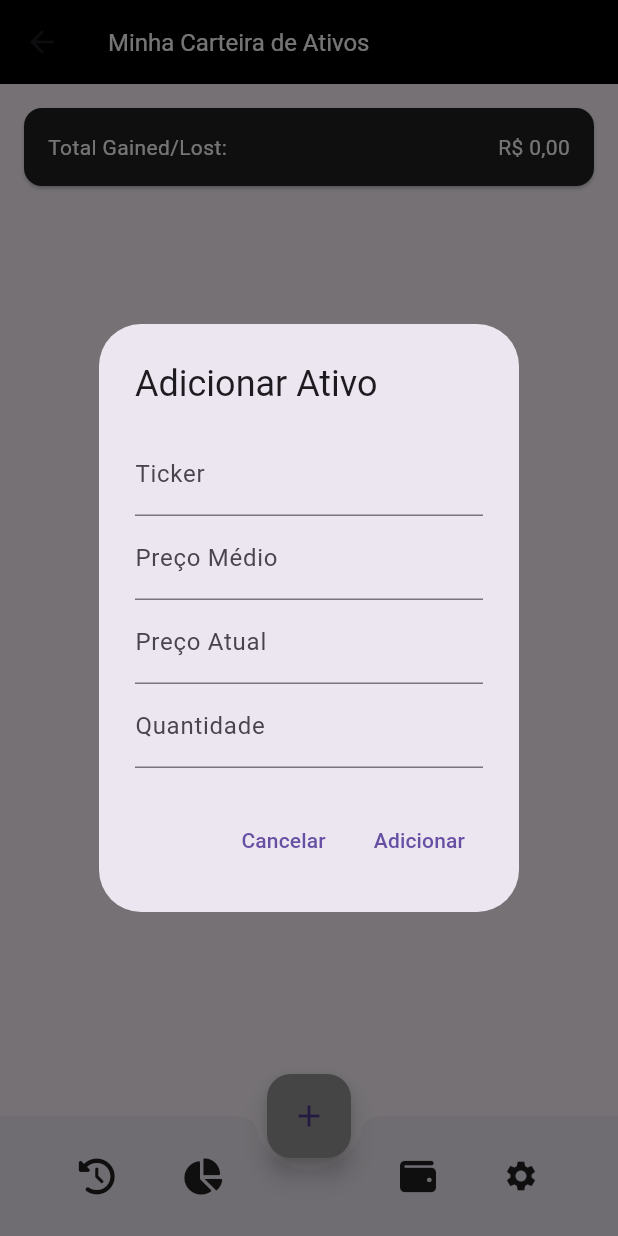
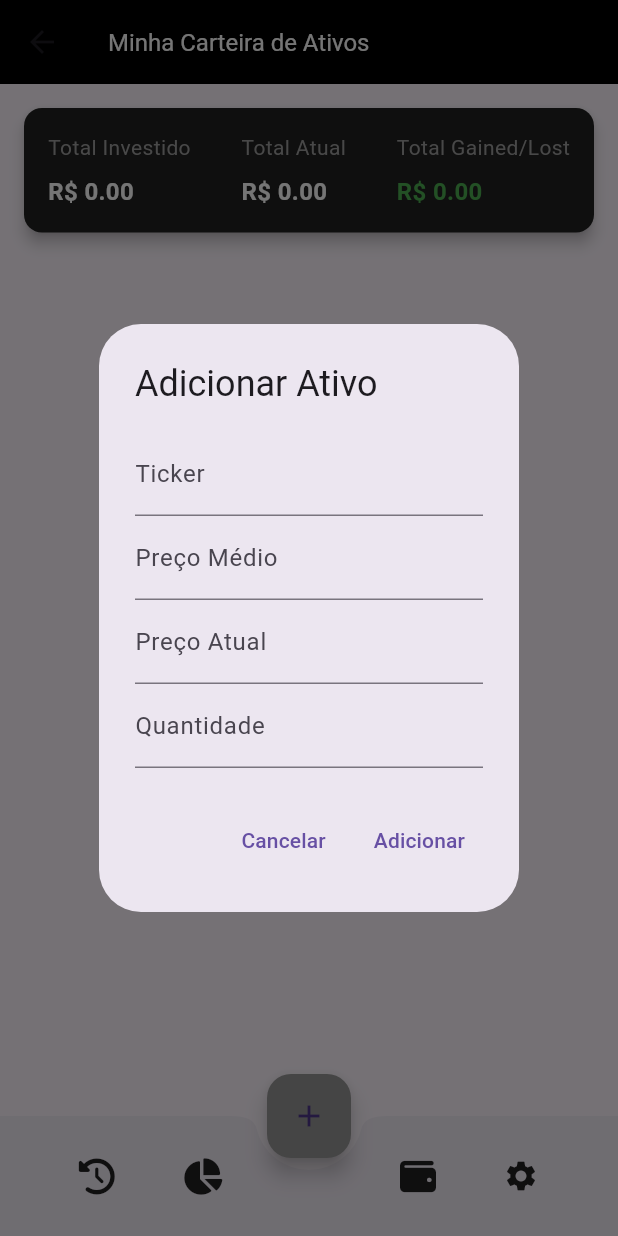
Before and after one commit to dev-italosantos/finance-control-flutter, a Flutter app: the AssetList screen opened directly, after a tap on the "add" icon, on a phone screen of 412 x 824 dp. Run offline on Flutter 3.47's test engine with Material 3 defaults, Android fonts, the phone set to English and light mode, and no system bars; our stand-ins replace font_awesome_flutter, shared_preferences, syncfusion_flutter_charts; missing offline and left inert: syncfusion_flutter_core; accounts and stored records are empty.

```diff
--- a/lib/pages/active/active_details_page.dart
+++ b/lib/pages/active/active_details_page.dart
@@ -1,5 +1,6 @@
 import 'package:flutter/material.dart';
 import 'package:flutter_investment_control/models/active_model.dart';
+import 'package:intl/intl.dart';
 
 class ActiveDetalisPage extends StatefulWidget {
   Active active;
@@ -11,6 +12,8 @@ class ActiveDetalisPage extends StatefulWidget {
 }
 
 class _ActiveDetalisPageState extends State<ActiveDetalisPage> {
+  NumberFormat real = NumberFormat.currency(locale: 'pt-br', name: 'R\$');
+
   @override
   Widget build(BuildContext context) {
     return Scaffold(
@@ -24,8 +27,8 @@ class _ActiveDetalisPageState extends State<ActiveDetalisPage> {
           Row(
             children: [
               SizedBox(
+                width: 50,
                 child: Image.asset(widget.active.icon),
-                width: 50,
               )
             ],
           )
--- a/lib/pages/active/active_page.dart
+++ b/lib/pages/active/active_page.dart
@@ -130,7 +130,9 @@ class _AssetListState extends State<AssetList> {
               _showDeleteAssetDialog(context, selectedAsset!);
             },
           ),
-        ].where((_) => selectedAsset != null).toList(), // Adiciona a verificação condicional aqui
+        ]
+            .where((_) => selectedAsset != null)
+            .toList(), // Adiciona a verificação condicional aqui
       );
     }
   }
@@ -165,7 +167,8 @@ class _AssetListState extends State<AssetList> {
                 ),
                 TextFormField(
                   controller: averagePriceController,
-                  keyboardType: const TextInputType.numberWithOptions(decimal: true),
+                  keyboardType:
+                      const TextInputType.numberWithOptions(decimal: true),
                   decoration: const InputDecoration(labelText: 'Preço Médio'),
                   validator: (value) {
                     if (value!.isEmpty) {
@@ -176,7 +179,8 @@ class _AssetListState extends State<AssetList> {
                 ),
                 TextFormField(
                   controller: currentPriceController,
-                  keyboardType: const TextInputType.numberWithOptions(decimal: true),
+                  keyboardType:
+                      const TextInputType.numberWithOptions(decimal: true),
                   decoration: const InputDecoration(labelText: 'Preço Atual'),
                   validator: (value) {
                     if (value!.isEmpty) {
@@ -187,7 +191,8 @@ class _AssetListState extends State<AssetList> {
                 ),
                 TextFormField(
                   controller: quantityController,
-                  keyboardType: const TextInputType.numberWithOptions(decimal: true),
+                  keyboardType:
+                      const TextInputType.numberWithOptions(decimal: true),
                   decoration: const InputDecoration(labelText: 'Quantidade'),
                   validator: (value) {
                     if (value!.isEmpty) {
@@ -219,11 +224,16 @@ class _AssetListState extends State<AssetList> {
                 if (_formKey.currentState!.validate()) {
                   // Lógica para editar o ativo
                   final ticker = tickerController.text.toUpperCase();
-                  final averagePrice = double.tryParse(averagePriceController.text) ?? 0.0;
-                  final currentPrice = double.tryParse(currentPriceController.text) ?? 0.0;
+                  final averagePrice =
+                      double.tryParse(averagePriceController.text) ?? 0.0;
+                  final currentPrice =
+                      double.tryParse(currentPriceController.text) ?? 0.0;
                   final quantity = int.tryParse(quantityController.text) ?? 0;
 
-                  if (ticker.isNotEmpty && averagePrice > 0 && currentPrice > 0 && quantity > 0) {
+                  if (ticker.isNotEmpty &&
+                      averagePrice > 0 &&
+                      currentPrice > 0 &&
+                      quantity > 0) {
                     final editedAsset = Asset(
                       ticker: ticker,
                       averagePrice: averagePrice,
@@ -453,44 +463,123 @@ class _AssetListState extends State<AssetList> {
     );
   }
 
+  Widget _totalInfoCard() {
+    return Card(
+      elevation: 4,
+      margin: const EdgeInsets.all(16),
+      shape: RoundedRectangleBorder(
+        borderRadius: BorderRadius.circular(12),
+      ),
+      color: Colors.grey[900],
+      child: Padding(
+        padding: const EdgeInsets.all(16),
+        child: Row(
+            mainAxisAlignment: MainAxisAlignment.spaceBetween,
+            children: <Widget>[
+              _infoRow(
+                title: 'Total Investido',
+                amount: _calculateTotalInvested(),
+              ),
+              const SizedBox(height: 16),
+              _infoRow(
+                title: 'Total Atual',
+                amount: _calculateTotalCurrent(),
+              ),
+              const SizedBox(height: 16),
+              _infoRow(
+                title: 'Total Gained/Lost',
+                amount: totalGainedOrLost,
+                amountColor: totalGainedOrLost >= 0 ? Colors.green : Colors.red,
+              ),
+            ]),
+      ),
+    );
+  }
+
+  Widget _infoRow({
+    required String title,
+    required double amount,
+    Color? amountColor,
+  }) {
+    return Column(
+      crossAxisAlignment: CrossAxisAlignment.start,
+      children: [
+        Text(
+          title,
+          style: const TextStyle(
+            fontSize: 14,
+            color: Colors.grey,
+          ),
+        ),
+        const SizedBox(height: 8),
+        Text(
+          'R\$ ${amount.toStringAsFixed(2)}',
+          style: TextStyle(
+            fontSize: 16,
+            fontWeight: FontWeight.bold,
+            color: amountColor ?? Colors.white,
+          ),
+        ),
+      ],
+    );
+  }
+
+  double _calculateTotalInvested() {
+    double totalInvested = 0.0;
+    for (final asset in assets) {
+      totalInvested += asset.averagePrice * asset.quantity;
+    }
+    return totalInvested;
+  }
+
+  double _calculateTotalCurrent() {
+    double totalCurrent = 0.0;
+    for (final asset in assets) {
+      totalCurrent += asset.currentPrice * asset.quantity;
+    }
+    return totalCurrent;
+  }
+
   @override
   Widget build(BuildContext context) {
     return Scaffold(
       appBar: appBarDynamics(),
       body: Column(
         children: [
-          Card(
-            margin: const EdgeInsets.all(16),
-            color: Colors.grey[900],
-            child: Padding(
-              padding: const EdgeInsets.all(16),
-              child: Row(
-                mainAxisAlignment: MainAxisAlignment.spaceBetween,
-                children: <Widget>[
-                  const Text(
-                    'Total Gained/Lost:',
-                    style: TextStyle(
-                      fontSize: 14,
-                      color: Colors.white,
-                    ),
-                  ),
-                  Text(
-                    real.format(totalGainedOrLost),
-                    style: const TextStyle(
-                      fontSize: 14,
-                      color: Colors.white,
-                    ),
-                  ),
-                ],
-              ),
-            ),
-          ),
+          // Card(
+          //   margin: const EdgeInsets.all(16),
+          //   color: Colors.grey[900],
+          //   child: Padding(
+          //     padding: const EdgeInsets.all(16),
+          //     child: Row(
+          //       mainAxisAlignment: MainAxisAlignment.spaceBetween,
+          //       children: <Widget>[
+          //         const Text(
+          //           'Total Gained/Lost:',
+          //           style: TextStyle(
+          //             fontSize: 14,
+          //             color: Colors.white,
+          //           ),
+          //         ),
+          //         Text(
+          //           real.format(totalGainedOrLost),
+          //           style: const TextStyle(
+          //             fontSize: 14,
+          //             color: Colors.white,
+          //           ),
+          //         ),
+          //       ],
+          //     ),
+          //   ),
+          // ),
+          _totalInfoCard(),
           Expanded(
             child: ListView.builder(
               itemCount: assets.length,
               itemBuilder: (context, index) {
                 final asset = assets[index];
-                final isSelected = selectedAsset == asset; // Alteração para verificar se o ativo está selecionado
+                final isSelected = selectedAsset ==
+                    asset; // Alteração para verificar se o ativo está selecionado
                 return Card(
                   elevation: 4,
                   margin: const EdgeInsets.all(12),
@@ -521,7 +610,7 @@ class _AssetListState extends State<AssetList> {
                               Text(
                                 '${asset.ticker} - ${asset.quantity} Cotas',
                                 style: const TextStyle(
-                                  fontSize: 17,
+                                  fontSize: 16,
                                   fontWeight: FontWeight.bold,
                                   color: Colors.white, // Cor do texto
                                 ),
@@ -529,7 +618,7 @@ class _AssetListState extends State<AssetList> {
                               Text(
                                 real.format(asset.totalAmount),
                                 style: const TextStyle(
-                                  fontSize: 17,
+                                  fontSize: 16,
                                   fontWeight: FontWeight.bold,
                                   color: Colors.white,
                                 ),
@@ -548,14 +637,15 @@ class _AssetListState extends State<AssetList> {
                               const Text(
                                 'Custo Médio',
                                 style: TextStyle(
-                                  fontSize: 16,
+                                  fontSize: 14,
                                   color: Colors.grey,
                                 ),
                               ),
                               Text(
-                                real.format(asset.averagePrice * asset.quantity),
+                                real.format(
+                                    asset.averagePrice * asset.quantity),
                                 style: const TextStyle(
-                                  fontSize: 16,
+                                  fontSize: 14,
                                   color: Colors.grey,
                                 ),
                               ),
@@ -568,14 +658,14 @@ class _AssetListState extends State<AssetList> {
                               const Text(
                                 'Preço Médio',
                                 style: TextStyle(
-                                  fontSize: 16,
+                                  fontSize: 14,
                                   color: Colors.grey,
                                 ),
                               ),
                               Text(
                                 real.format(asset.averagePrice),
                                 style: const TextStyle(
-                                  fontSize: 16,
+                                  fontSize: 14,
                                   color: Colors.grey,
                                 ),
                               ),
@@ -588,14 +678,14 @@ class _AssetListState extends State<AssetList> {
                               const Text(
                                 'Última Cotação',
                                 style: TextStyle(
-                                  fontSize: 16,
+                                  fontSize: 14,
                                   color: Colors.grey,
                                 ),
                               ),
                               Text(
                                 real.format(asset.currentPrice),
                                 style: const TextStyle(
-                                  fontSize: 16,
+                                  fontSize: 14,
                                   color: Colors.grey,
                                 ),
                               ),
@@ -608,7 +698,7 @@ class _AssetListState extends State<AssetList> {
                               const Text(
                                 'Rentabilidade',
                                 style: TextStyle(
-                                  fontSize: 16,
+                                  fontSize: 14,
                                   color: Colors.grey,
                                 ),
                               ),
@@ -674,13 +764,15 @@ class _AssetListState extends State<AssetList> {
         ),
       ),
       floatingActionButtonLocation: FloatingActionButtonLocation.centerDocked,
-      floatingActionButton: selectedAsset == null ? FloatingActionButton(
+      floatingActionButton: selectedAsset == null
+          ? FloatingActionButton(
               backgroundColor: const Color.fromRGBO(150, 150, 150, 1.0),
               child: const Icon(Icons.add),
               onPressed: () {
                 _showAddAssetDialog(context);
               },
-      ) : null,
+            )
+          : null,
     );
   }
 }
```
Lines whose indentation alone changed are shown as unchanged.
